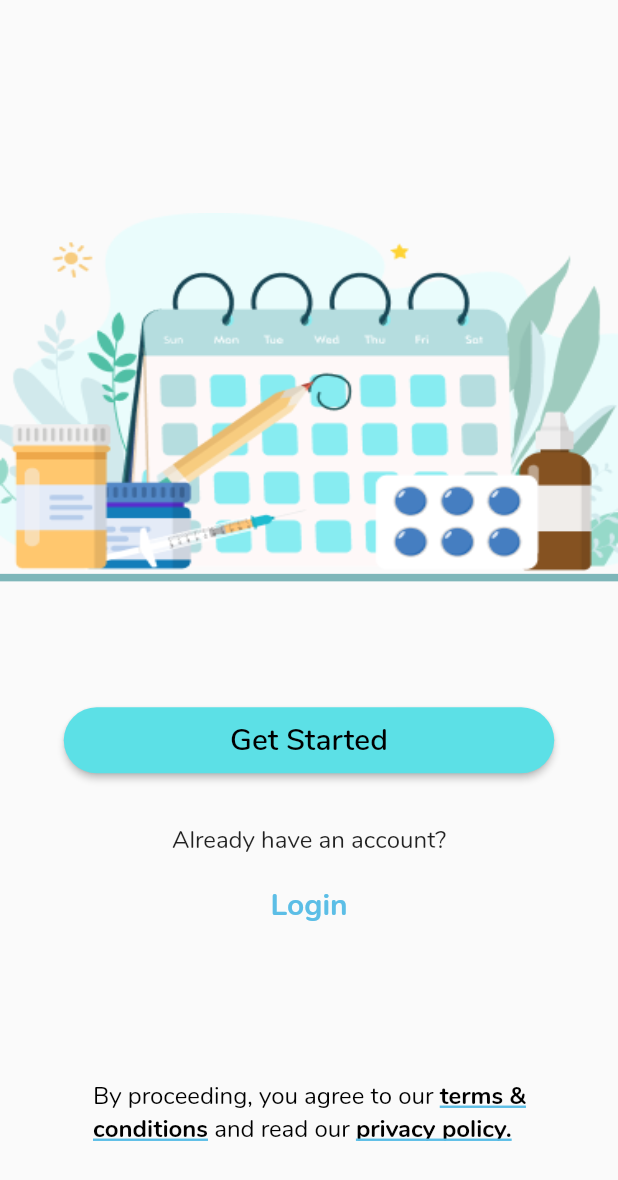
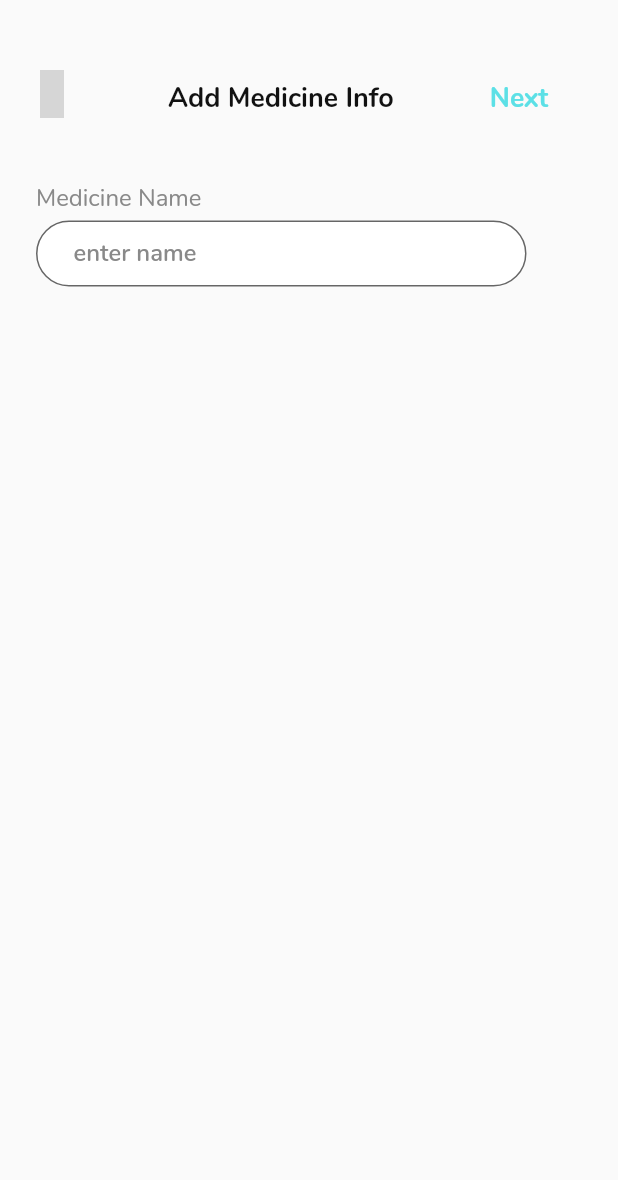
Before and after one commit to anandhuAdapNxt/healthproject, a Flutter app: the screen it shows after launch, on a phone screen of 412 x 824 dp. Shown: the top 1180 px of the screen. Run offline on Flutter 3.47's test engine with Material 2 defaults, Android fonts, the phone set to English and light mode, and no system bars; our stand-ins replace unicons; grey boxes are pictures that could not be loaded.

Commit message:
Added one more screen(register)

```diff
--- a/lib/main.dart
+++ b/lib/main.dart
@@ -1,7 +1,9 @@
 import 'package:flutter/material.dart';
+import 'package:healthproject/screens/add_info_field/screen_add_info_fill.dart';
 import 'package:healthproject/screens/homepage/screen_hompage.dart';
-import 'package:healthproject/screens/homepage/screen_add_medicine.dart';
-import 'package:healthproject/screens/homepage/screen_splash.dart';
+import 'package:healthproject/screens/addmedicinepage/screen_add_medicine.dart';
+import 'package:healthproject/screens/registerpage/screen_register.dart';
+import 'package:healthproject/screens/splashscreenpage/screen_splash.dart';
 import 'package:healthproject/screens/loginpage/screen_loginpage.dart';
 
 void main() {
@@ -28,7 +30,7 @@ class MyApp extends StatelessWidget {
         // is not restarted.
         primarySwatch: Colors.blue,
       ),
-      home: const ScreenSplash(),
+      home: ScreenAddInfoFill(),
       routes: {
         "loginPage": (context) => const ScreenLoginPage(),
         "homePage": (context) => const ScreenHomePage(),
--- /dev/null
+++ b/lib/screens/add_info_field/screen_add_info_fill.dart
@@ -0,0 +1,103 @@
+import 'package:flutter/material.dart';
+import 'package:flutter/src/widgets/container.dart';
+import 'package:flutter/src/widgets/framework.dart';
+import 'package:unicons/unicons.dart';
+
+class ScreenAddInfoFill extends StatelessWidget {
+  const ScreenAddInfoFill({super.key});
+
+  @override
+  Widget build(BuildContext context) {
+    return Scaffold(
+      body: Stack(
+        children: [
+          Padding(
+            padding: const EdgeInsets.only(
+              top: 38.49,
+              left: 10.63,
+            ),
+            child: IconButton(
+              color: Color(0xff111111),
+              onPressed: () {},
+              icon: Icon(
+                UniconsLine.angle_left,
+                size: 35,
+              ),
+            ),
+          ),
+          Padding(
+            padding: const EdgeInsets.only(left: 112, top: 53),
+            child: Text(
+              "Add Medicine Info",
+              style: TextStyle(
+                fontWeight: FontWeight.w700,
+                fontFamily: "Nunito",
+                fontSize: 18,
+                fontStyle: FontStyle.normal,
+                color: Color(0xff111111),
+              ),
+            ),
+          ),
+          Padding(
+            padding: const EdgeInsets.only(left: 314, top: 42),
+            child: TextButton(
+                onPressed: () {},
+                child: Text(
+                  'Next',
+                  style: TextStyle(
+                      fontFamily: "Nunito",
+                      fontSize: 18,
+                      fontWeight: FontWeight.w700,
+                      fontStyle: FontStyle.normal,
+                      color: Color(0xff5CE0E6)),
+                )),
+          ),
+          Padding(
+            padding: const EdgeInsets.only(left: 24, top: 121),
+            child: Text(
+              'Medicine Name',
+              style: TextStyle(
+                fontWeight: FontWeight.w400,
+                fontSize: 16,
+                fontFamily: 'NunitoRegular',
+                fontStyle: FontStyle.normal,
+                color: Color(0xff898989),
+              ),
+            ),
+          ),
+          Padding(
+            padding: const EdgeInsets.only(top: 147, left: 24),
+            child: SizedBox(
+              width: 327,
+              height: 44,
+              child: TextFormField(
+                keyboardType: TextInputType.name,
+                style: TextStyle(
+                  fontWeight: FontWeight.w600,
+                  color: Color(0x898989),
+                  fontFamily: "Nunito600",
+                  fontSize: 16,
+                  fontStyle: FontStyle.normal,
+                ),
+                decoration: InputDecoration(
+                  contentPadding: const EdgeInsets.symmetric(
+                      vertical: 11.0, horizontal: 25),
+                  border: OutlineInputBorder(
+                    borderSide: BorderSide(
+                      color: Color(0xffCECECE),
+                    ),
+                    borderRadius: BorderRadius.circular(50),
+                  ),
+                  filled: true,
+                  hintStyle: TextStyle(color: Color(0xff898989)),
+                  hintText: "enter name",
+                  fillColor: Color(0xffFFFFFF),
+                ),
+              ),
+            ),
+          ),
+        ],
+      ),
+    );
+  }
+}
--- a/pubspec.yaml
+++ b/pubspec.yaml
@@ -38,6 +38,7 @@ dependencies:
   cupertino_icons: ^1.0.2
   unicons: ^2.1.0
   flutter_snake_navigationbar: ^0.6.1
+  intl: ^0.17.0
 
 
 dev_dependencies:
```
Also changed, not shown: lib/screens/registerpage/date_picker.dart (added, +71 -0 lines), lib/screens/registerpage/screen_register.dart (added, +284 -0 lines), lib/screens/addmedicinepage/screen_add_medicine.dart (renamed from lib/screens/homepage/screen_add_medicine.dart), lib/screens/splashscreenpage/screen_splash.dart (renamed from lib/screens/homepage/screen_splash.dart), pubspec.lock.
